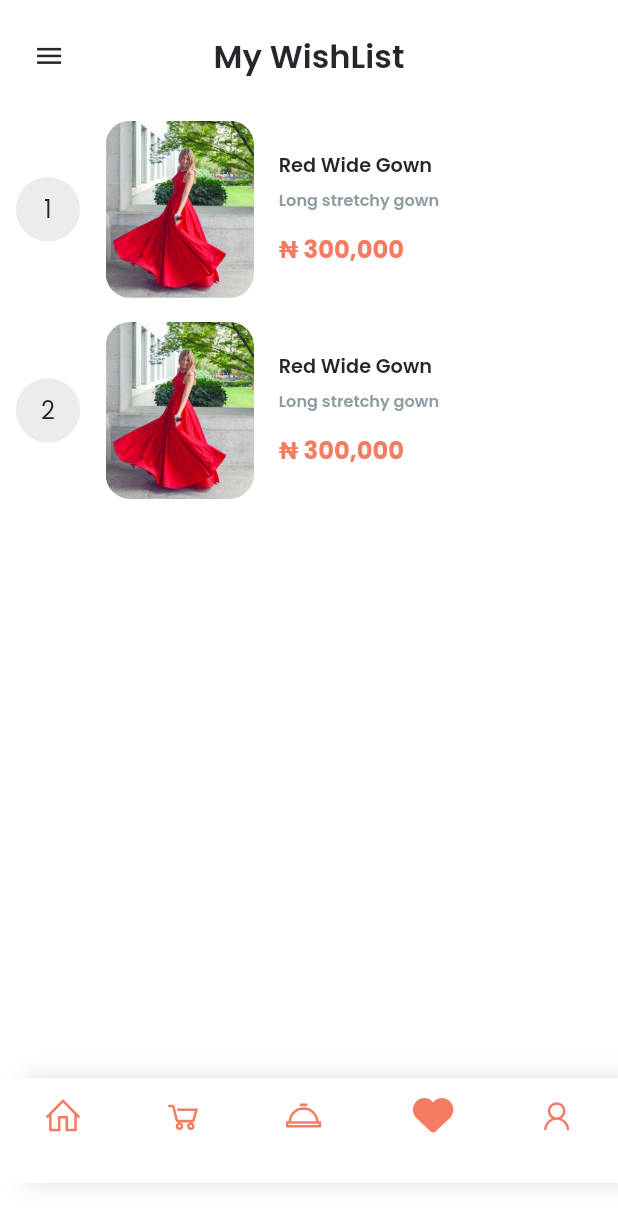
After one commit to KedwithGod/ecommerce, a Flutter app: the screen it shows after launch, item 4 of the bottom bar chosen, on a phone screen of 412 x 824 dp. The commit adds this screen. Shown: the top 1225 px of the screen. Run offline on Flutter 3.47's test engine with Material 2 defaults, Android fonts, the phone set to English and light mode, and no system bars; our stand-ins replace carousel_slider, flutter_advanced_drawer, font_awesome_flutter, google_fonts, line_icons, stacked.

Commit message:
app ui 80% completion

```diff
--- a/lib/model/imports/pagesImport.dart
+++ b/lib/model/imports/pagesImport.dart
@@ -1,2 +1,6 @@
 export 'package:ecommerce/view/pages/homePage/homePage.dart';
 export 'package:ecommerce/view/pages/carts/cartFirstPage.dart';
+export 'package:ecommerce/view/pages/categories/categoryHomePage.dart';
+export 'package:ecommerce/view/pages/categories/categoryList.dart';
+export 'package:ecommerce/view/pages/products/productPage.dart';
+export 'package:ecommerce/view/pages/favorite/favoritePage.dart';
--- a/lib/model/imports/reUsableWidgetImport.dart
+++ b/lib/model/imports/reUsableWidgetImport.dart
@@ -2,3 +2,4 @@ export 'package:ecommerce/view/reUsableWidgets/general/baseUi.dart';
 export 'package:ecommerce/view/reUsableWidgets/general/adaptivePosition.dart';
 export 'package:ecommerce/view/reUsableWidgets/general/materialPage.dart';
 export 'package:ecommerce/view/reUsableWidgets/general/pageTab.dart';
+export 'package:ecommerce/view/reUsableWidgets/general/backButton.dart';
--- a/lib/model/imports/viewModelImport.dart
+++ b/lib/model/imports/viewModelImport.dart
@@ -1,2 +1,4 @@
 export 'package:ecommerce/viewModel/baseModel.dart';
-export 'package:ecommerce/viewModel/cartFirstPage.dart';
+export 'package:ecommerce/viewModel/cartViewModel/cartFirstPage.dart';
+export 'package:ecommerce/viewModel/categoryViewModel/categoryHomePageViewModel.dart';
+export 'package:ecommerce/viewModel/productPageViewModel/productPageViewModel.dart';
--- a/lib/model/utilities/routeGenerator.dart
+++ b/lib/model/utilities/routeGenerator.dart
@@ -9,7 +9,16 @@ class RouteGenerator {
         return materialPage(settings,const HomePage());
       case '/cartFirstPage':
         return materialPage(settings,const CartFirstPage());
-
+      case '/categoryHomePage':
+        return materialPage(settings,const CategoryHomePage());
+      case '/categoryList':
+        return materialPage(settings, CategoryList(
+            selectedCategory:settings.arguments as List<int>
+        ));
+      case '/productPage':
+        return materialPage(settings,const ProductPage());
+      case '/favoritePage':
+        return materialPage(settings,const FavoritePage());
 
 
 
--- a/lib/view/pages/carts/cartFirstPage.dart
+++ b/lib/view/pages/carts/cartFirstPage.dart
@@ -91,19 +91,19 @@ class CartFirstPage extends StatelessWidget {
                                     // subtract
                                     GestureDetector(
                                         onTap: () {
-                                          model.decrement();
+                                          model.decrement(index);
                                         },
                                         child: GeneralIconDisplay(LineIcons.minus,
                                             regentGray, UniqueKey(), 15)),
                                     // value
                                     S(w: 15),
-                                    GeneralTextDisplay(model.cartValue.toString(),
+                                    GeneralTextDisplay(model.cartValue[index].toString(),
                                         black, 1, 13, FontWeight.w600, "title"),
                                     // add
                                     S(w: 15),
                                     GestureDetector(
                                         onTap: () {
-                                          model.increment();
+                                          model.increment(index);
                                         },
                                         child: GeneralIconDisplay(LineIcons.plus,
                                             primary, UniqueKey(), 16.5))
--- /dev/null
+++ b/lib/view/pages/favorite/favoritePage.dart
@@ -0,0 +1,105 @@
+import 'package:ecommerce/model/imports/generalImport.dart';
+
+class FavoritePage extends StatelessWidget {
+  const FavoritePage({Key? key}) : super(key: key);
+
+  @override
+  Widget build(BuildContext context) {
+    return baseUi(children: [
+      rowPositioned(
+          child: GeneralIconDisplay(Icons.menu, black, UniqueKey(), 20),
+          top: 25,
+          left: 20),
+      // title
+      rowPositioned(
+        child: GeneralTextDisplay(
+            "My WishList", black, 1, 20, FontWeight.w600, "title"),
+        top: 20,
+      ),
+      // list of items in cart
+      Positioned(
+          child: ListView.separated(
+              itemBuilder: (context, index) {
+                return Column(
+                  children: [
+                    GestureDetector(
+                        onTap:(){
+                          Navigator.pushNamed(context, '/productPage');
+                        },
+                      child: Row(
+                        crossAxisAlignment: CrossAxisAlignment.center,
+                        children: [
+                          // s/n
+                         Container(
+                             width: sS(context).cW(width: 40),
+                             height: sS(context).cH(height: 40),
+                             decoration:const  BoxDecoration(
+                                 color: desertStorm, shape:BoxShape.circle,
+
+                             ),
+                             alignment: Alignment.center,
+
+                             child: GeneralTextDisplay(
+                                 "${index+1}", black, 1, 15, FontWeight.w400, "index")),
+                          S(w: 15),
+                          // item image
+                          Container(
+                              width: sS(context).cW(width: 90),
+                              height: sS(context).cH(height: 110),
+                              decoration: BoxDecoration(
+                                image: const DecorationImage(
+                                    image: AssetImage(
+                                      "assets/image.jpeg",
+                                    ),
+                                    fit: BoxFit.cover),
+                                color: white,
+                                borderRadius: BorderRadius.all(
+                                  Radius.circular(sS(context).cH(height: 15)),
+                                ),
+                              )),
+
+                          S(w: 15),
+                          // item details
+                          Column(
+                            mainAxisAlignment: MainAxisAlignment.start,
+                            crossAxisAlignment: CrossAxisAlignment.start,
+                            children: [
+                              // name
+                              GeneralTextDisplay("Red Wide Gown", black, 1,
+                                  12, FontWeight.w600, "name"),
+                              // description
+                              S(h: 5),
+                              GeneralTextDisplay(
+                                  "Long stretchy gown",
+                                  regentGray,
+                                  1,
+                                  10,
+                                  FontWeight.w600,
+                                  "description"),
+                              // price
+                              S(h: 12),
+                              GeneralTextDisplay("₦ 300,000", primary, 1, 15,
+                                  FontWeight.w700, "price"),
+                            ],
+                          ),
+                          // increment
+                        ],
+                      ),
+                    ),
+                    if(index==4)S(h:40)
+                  ],
+                );
+              },
+              separatorBuilder: (context, index) {
+                return S(h: 15);
+              },
+              itemCount: 2),
+          top: sS(context).cH(height: 75),
+          bottom: 0,
+          left: 10,
+          right: 0),
+      // page tab
+      pageTab(context, tabEnum: TabEnum.favorite)
+    ], allowBackButton: false);
+  }
+}
--- a/lib/view/reUsableWidgets/general/button.dart
+++ b/lib/view/reUsableWidgets/general/button.dart
@@ -1,11 +1,11 @@
 import '../../../model/imports/generalImport.dart';
 
 Widget buttonWidget({required String text,required Function onPressed,double? width,
-Color? textColor, Color? buttonColor
+Color? textColor, Color? buttonColor,bool? noElevation,double? radius,
 }){
   return
     ButtonWidget((){onPressed();}, buttonColor??primary, width??327, 52,
         GeneralTextDisplay(text, textColor??black, 1, 16, FontWeight.w600, "button")
-        , Alignment.center, 8);
+        , Alignment.center,radius?? 8,noElevation:noElevation??false,);
 
 }
--- a/lib/view/reUsableWidgets/general/pageTab.dart
+++ b/lib/view/reUsableWidgets/general/pageTab.dart
@@ -45,13 +45,17 @@ Widget pageTab(context, {double? top, TabEnum? tabEnum}){
               isSelected:tabEnum==TabEnum.categories?true:false,left:172,
               navigation: tabEnum==TabEnum.categories?(){}:
                   (){
-                Navigator.pushNamed(context, '/circleHomePage');
+                Navigator.pushNamed(context, '/categoryHomePage');
               }
           ),
           // favorite page
           tabWidget(context, icon: tabEnum==TabEnum.favorite?
           FontAwesomeIcons.solidHeart:LineIcons.heart,
-              isSelected:tabEnum==TabEnum.favorite?true:false,right:100),
+              isSelected:tabEnum==TabEnum.favorite?true:false,right:100,
+              navigation: tabEnum==TabEnum.favorite?(){}:
+                  (){
+                Navigator.pushNamed(context, '/favoritePage');
+              }),
           // profile page
       tabWidget(context, icon: tabEnum==TabEnum.profile?
       FontAwesomeIcons.solidUser:LineIcons.user,
--- a/pubspec.yaml
+++ b/pubspec.yaml
@@ -42,6 +42,7 @@ dependencies:
   carousel_slider:
   flutter_advanced_drawer:
   http:
+
 
 dev_dependencies:
   flutter_test:
```
Also changed, not shown: lib/view/pages/categories/categoryHomePage.dart (added, +117 -0 lines), lib/view/pages/categories/categoryList.dart (added, +184 -0 lines), lib/view/pages/homePage/homePage.dart (+5 -5 lines), lib/view/pages/products/productPage.dart (added, +135 -0 lines), lib/viewModel/cartViewModel/cartFirstPage.dart (renamed from lib/viewModel/cartFirstPage.dart, +6 -5 lines), lib/viewModel/categoryViewModel/categoryHomePageViewModel.dart (added, +39 -0 lines), lib/viewModel/productPageViewModel/productPageViewModel.dart (added, +11 -0 lines), lib/view/pages/account/accountPage.dart (added).
